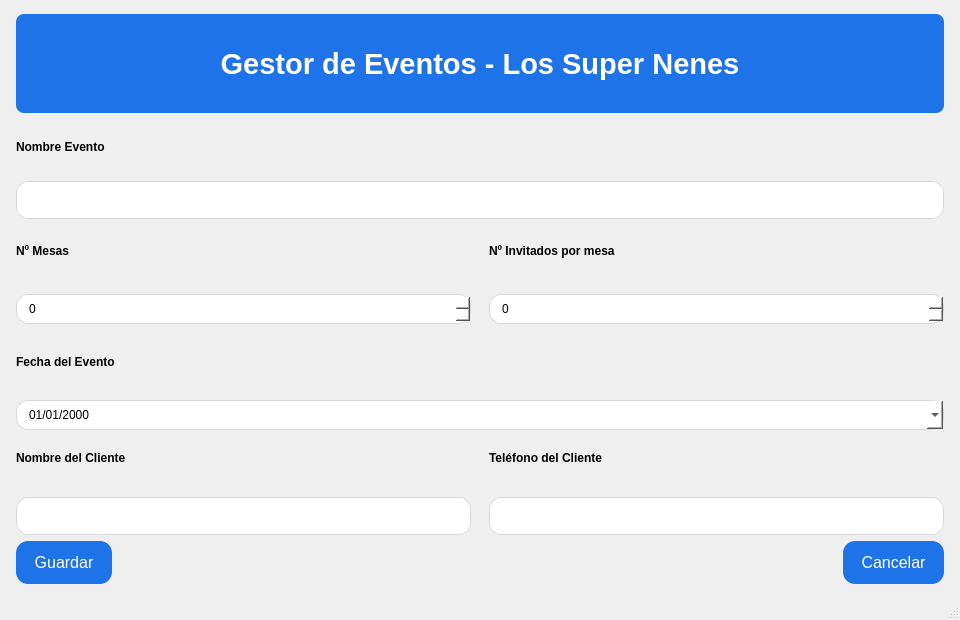
Qt form interfazes/.ui/home-participantes.ui (moramirete/organizadorEventos) before a commit.
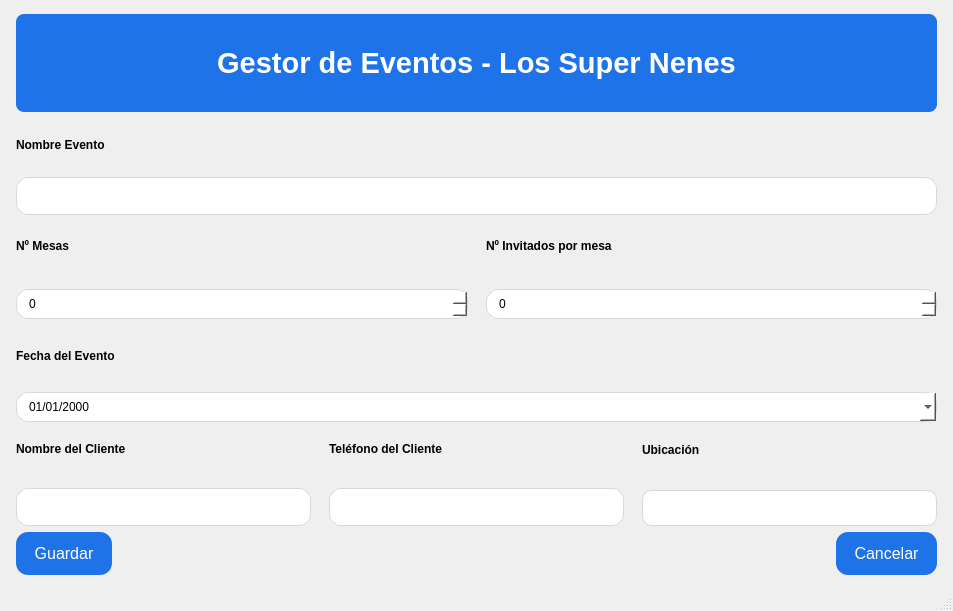
The same form after that commit.

Commit message: cambios escenas

The edit to the form file:
```diff
--- a/interfazes/.ui/home-participantes.ui
+++ b/interfazes/.ui/home-participantes.ui
@@ -6,8 +6,8 @@
    <rect>
     <x>0</x>
     <y>0</y>
-    <width>960</width>
-    <height>620</height>
+    <width>953</width>
+    <height>611</height>
    </rect>
   </property>
   <property name="windowTitle">
@@ -203,6 +203,33 @@
         </item>
        </layout>
       </item>
+      <item>
+       <layout class="QVBoxLayout" name="vlUbicacion">
+        <item>
+         <widget class="QLabel" name="lblUbicacion">
+          <property name="styleSheet">
+           <string notr="true">QLabel{font-weight:600;}</string>
+          </property>
+          <property name="text">
+           <string>Ubicación</string>
+          </property>
+         </widget>
+        </item>
+        <item>
+         <widget class="QLineEdit" name="leUbicacion">
+          <property name="minimumSize">
+           <size>
+            <width>0</width>
+            <height>36</height>
+           </size>
+          </property>
+          <property name="styleSheet">
+           <string notr="true">QLineEdit{border:1px solid #d8d8d8;border-radius:10px;padding:6px 10px;}</string>
+          </property>
+         </widget>
+        </item>
+       </layout>
+      </item>
      </layout>
     </item>
     <item>
```
The commit also changes 2 other files.
